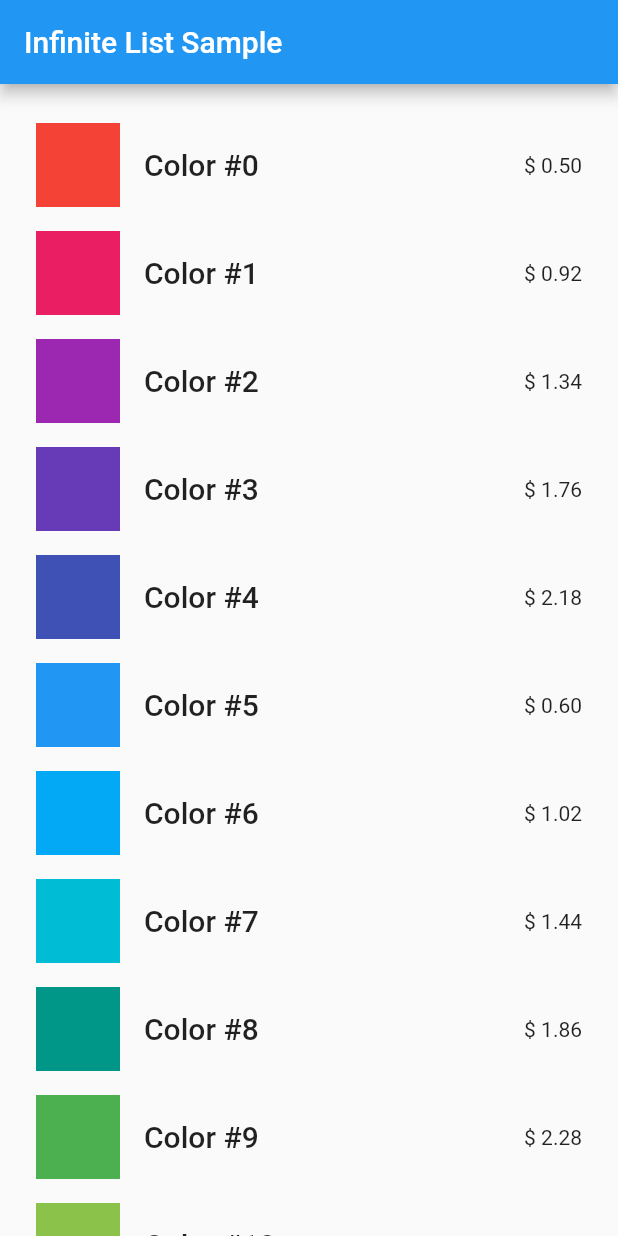
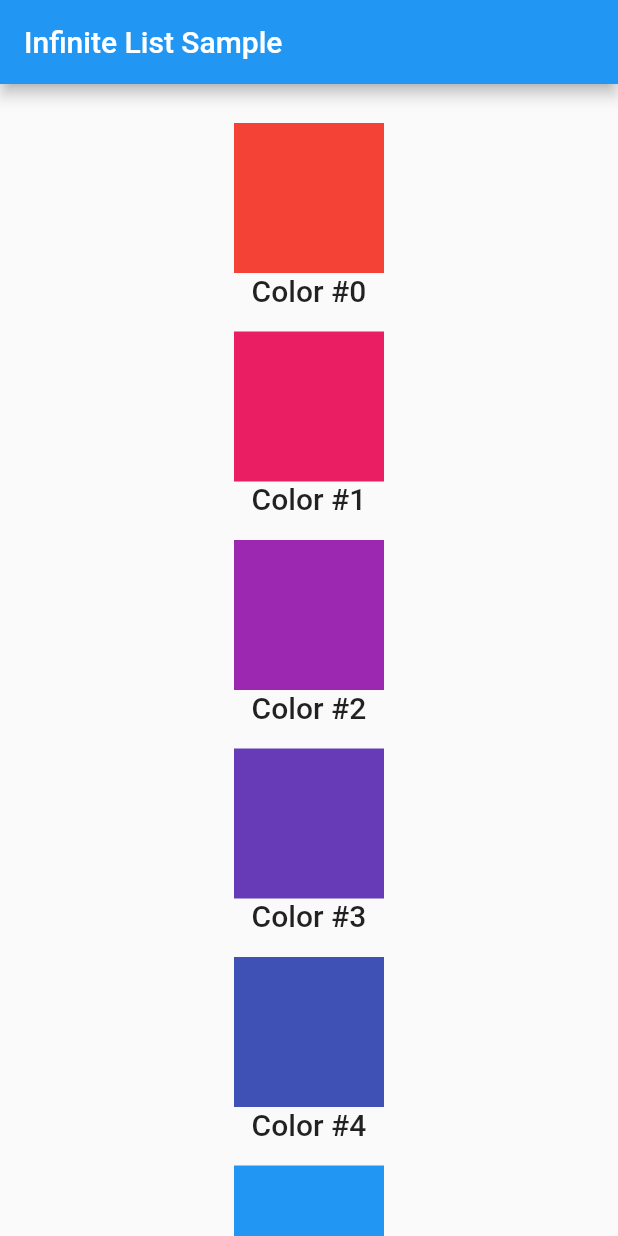
Before and after one commit to muraak/e_shiritori, a Flutter app: the MyHomePage screen opened directly, on a phone screen of 412 x 824 dp. Run offline on Flutter 3.47's test engine with Material 2 defaults, Android fonts, the light colour scheme and no system bars; missing offline and left inert: flutter_state_notifier, scribble.

Commit message:
tailored item_tile

```diff
--- a/lib/src/item_tile.dart
+++ b/lib/src/item_tile.dart
@@ -17,16 +17,10 @@ class ItemTile extends StatelessWidget {
   Widget build(BuildContext context) {
     return Padding(
       padding: const EdgeInsets.all(8.0),
-      child: ListTile(
-        leading: AspectRatio(
-          aspectRatio: 1,
-          child: Container(
-            color: item.color,
-          ),
-        ),
-        title: Text(item.name, style: Theme.of(context).textTheme.headline6),
-        trailing: Text('\$ ${(item.price / 100).toStringAsFixed(2)}'),
-      ),
+      child: Column(children: [
+        Container(color: item.color, width: 100, height: 100),
+        Text(item.name, style: Theme.of(context).textTheme.headline6)
+      ]),
     );
   }
 }
@@ -40,14 +34,18 @@ class LoadingItemTile extends StatelessWidget {
   Widget build(BuildContext context) {
     return Padding(
       padding: const EdgeInsets.all(8.0),
-      child: ListTile(
-        leading: const AspectRatio(
-          aspectRatio: 1,
-          child: Placeholder(),
-        ),
-        title: Text('...', style: Theme.of(context).textTheme.headline6),
-        trailing: const Text('\$ ...'),
-      ),
+      // child: ListTile(
+      //   leading: const AspectRatio(
+      //     aspectRatio: 1,
+      //     child: Placeholder(),
+      //   ),
+      //   title: Text('...', style: Theme.of(context).textTheme.headline6),
+      //   // trailing: const Text('\$ ...'),
+      // ),
+      child: Column(children: [
+        const SizedBox(width: 100, height: 100, child: Placeholder(),),
+        Text('...', style: Theme.of(context).textTheme.headline6)
+      ]),
     );
   }
 }
```
